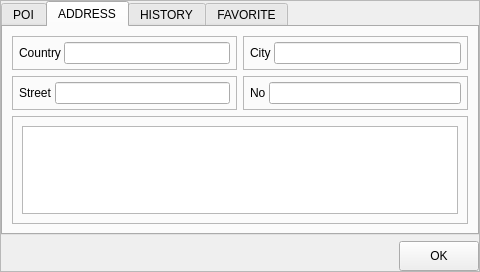
Above: Pilocik/pointselectionwindow.ui from dotevo/Pilocik before the change. Below: the same form after it.
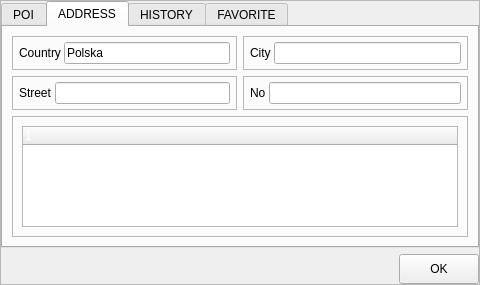
That is the form after the change. The open tabs and pages were chosen to show the change.

Diff of the .ui file:
```diff
--- a/Pilocik/pointselectionwindow.ui
+++ b/Pilocik/pointselectionwindow.ui
@@ -7,7 +7,7 @@
     <x>0</x>
     <y>0</y>
     <width>480</width>
-    <height>272</height>
+    <height>285</height>
    </rect>
   </property>
   <property name="windowTitle">
@@ -264,7 +264,11 @@
            </widget>
           </item>
           <item>
-           <widget class="QLineEdit" name="countryLineEdit"/>
+           <widget class="QLineEdit" name="countryLineEdit">
+            <property name="text">
+             <string>Polska</string>
+            </property>
+           </widget>
           </item>
          </layout>
         </widget>
@@ -390,7 +394,16 @@
          </property>
          <layout class="QHBoxLayout" name="horizontalLayout_11">
           <item>
-           <widget class="QListView" name="listView_2"/>
+           <widget class="QTreeWidget" name="treeWidget">
+            <property name="styleSheet">
+             <string notr="true">color: rgb(255, 255, 255);</string>
+            </property>
+            <column>
+             <property name="text">
+              <string notr="true">1</string>
+             </property>
+            </column>
+           </widget>
           </item>
          </layout>
         </widget>
```
Left out of the diff: 2 changed lines with no effect on the pictures.
